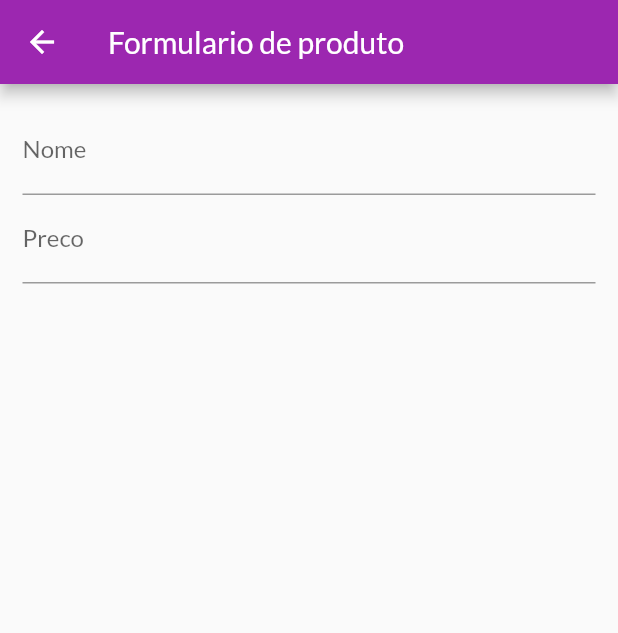
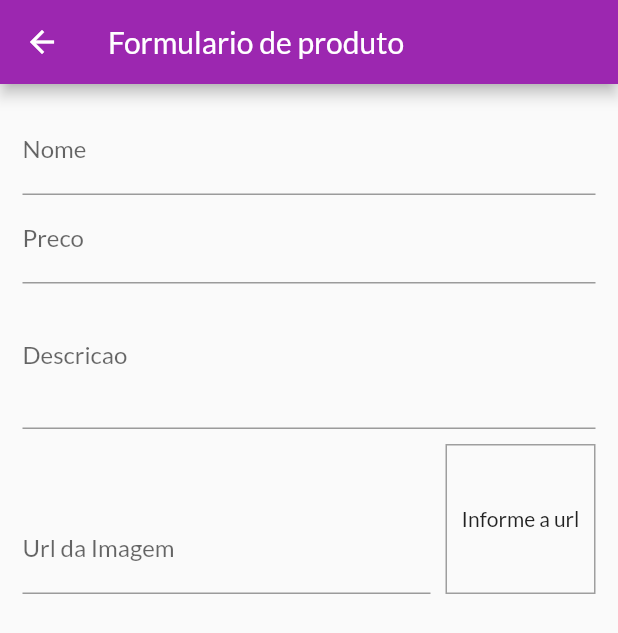
Before and after one commit to avelar42/shopFlutter, a Flutter app: the ProductFormPage screen opened by its route, on a phone screen of 412 x 824 dp. Shown: the top 633 px of the screen. Run offline on Flutter 3.47's test engine with Material 2 defaults, Android fonts, the phone set to English and light mode, and no system bars; network calls fail.

Commit message:
Adjust in product form page

```diff
--- a/shop/lib/pages/product_form_page.dart
+++ b/shop/lib/pages/product_form_page.dart
@@ -9,6 +9,30 @@ class ProductFormPage extends StatefulWidget {
 
 class _ProductFormPageState extends State<ProductFormPage> {
   final _priceFocus = FocusNode();
+  final _descriptionFocus = FocusNode();
+  final _imageUrlFocus = FocusNode();
+  final _imageUrlController = TextEditingController();
+  @override
+  void initState() {
+    // TODO: implement initState
+    super.initState();
+    _imageUrlFocus.addListener(UpdateImage);
+  }
+
+  @override
+  void dispose() {
+    // TODO: implement dispose
+    super.dispose();
+    _priceFocus.dispose();
+    _descriptionFocus.dispose();
+    _imageUrlFocus.removeListener(UpdateImage);
+    _imageUrlFocus.dispose();
+  }
+
+  void UpdateImage() {
+    setState(() {});
+  }
+
   @override
   Widget build(BuildContext context) {
     return Scaffold(
@@ -31,9 +55,46 @@ class _ProductFormPageState extends State<ProductFormPage> {
               decoration: InputDecoration(labelText: 'Preco'),
               textInputAction: TextInputAction.next,
               focusNode: _priceFocus,
+              onFieldSubmitted: (_) {
+                FocusScope.of(context).requestFocus(_descriptionFocus);
+              },
               keyboardType: TextInputType.numberWithOptions(
                 decimal: true,
               ),
+            ),
+            TextFormField(
+              decoration: InputDecoration(labelText: 'Descricao'),
+              focusNode: _descriptionFocus,
+              keyboardType: TextInputType.multiline,
+              maxLines: 3,
+            ),
+            Row(
+              crossAxisAlignment: CrossAxisAlignment.end,
+              children: [
+                Expanded(
+                  child: TextFormField(
+                    decoration: InputDecoration(labelText: 'Url da Imagem'),
+                    focusNode: _imageUrlFocus,
+                    keyboardType: TextInputType.url,
+                    textInputAction: TextInputAction.done,
+                    controller: _imageUrlController,
+                  ),
+                ),
+                Container(
+                  height: 100,
+                  width: 100,
+                  margin: EdgeInsets.only(top: 10, left: 10),
+                  decoration: BoxDecoration(
+                      border: Border.all(color: Colors.grey, width: 1)),
+                  alignment: Alignment.center,
+                  child: _imageUrlController.text.isEmpty
+                      ? Text('Informe a url')
+                      : FittedBox(
+                          child: Image.network(_imageUrlController.text),
+                          fit: BoxFit.cover,
+                        ),
+                )
+              ],
             ),
           ],
         )),
```
